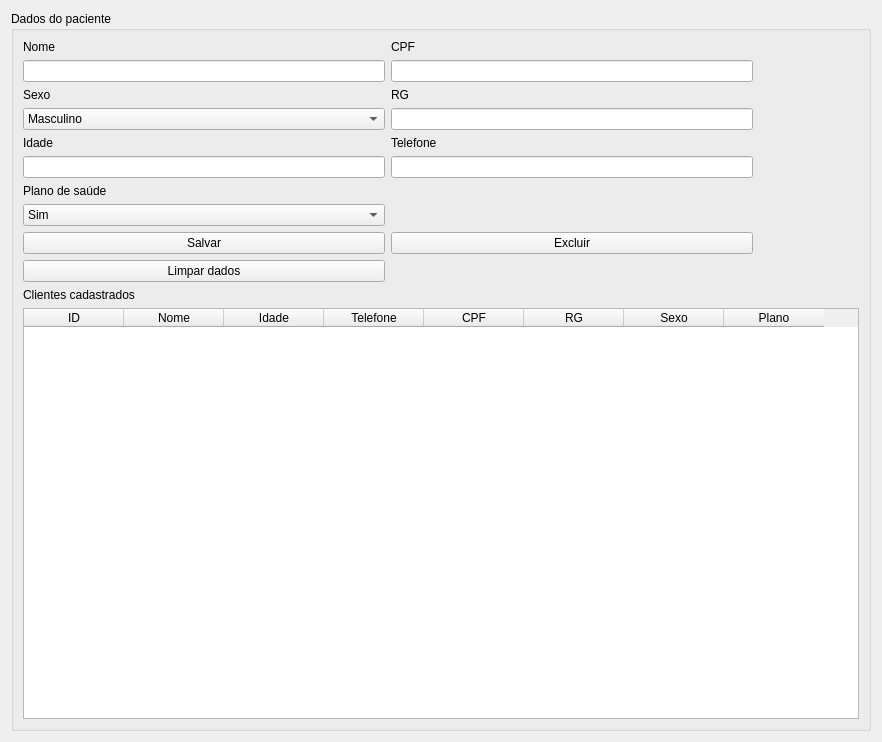
This is ui/cadastroC.ui in mateusangeli/PEPMED as Qt 5 draws it before an edit. The edited form follows.
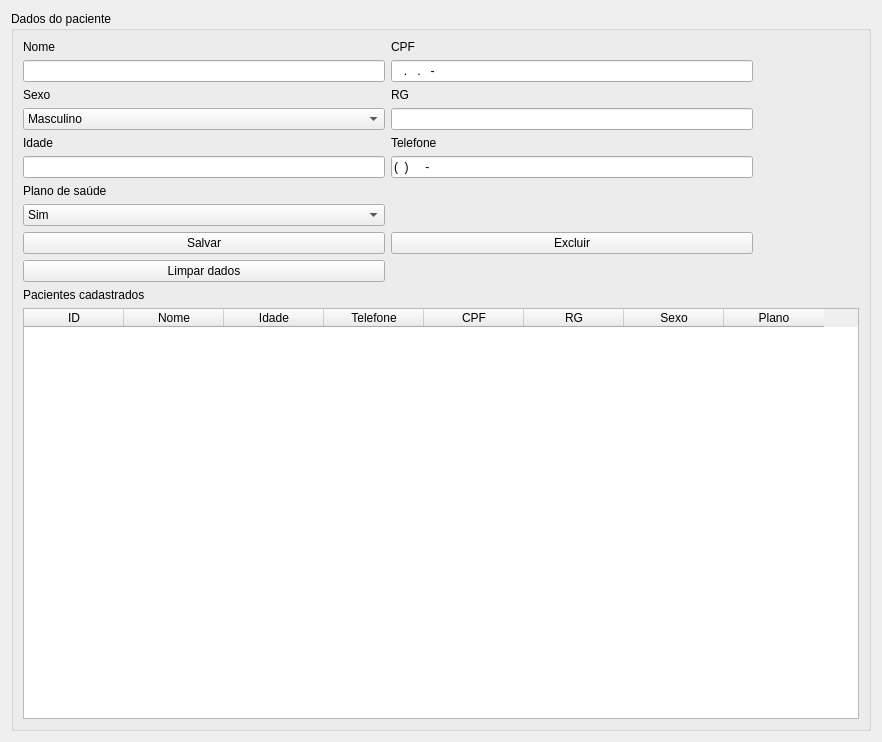
This is the edited form. Icons and pictures are not drawn.

What changed in the file:
```diff
--- a/ui/cadastroC.ui
+++ b/ui/cadastroC.ui
@@ -25,7 +25,11 @@
         <item>
          <layout class="QGridLayout" name="gridLayout">
           <item row="2" column="1">
-           <widget class="QLineEdit" name="cpf"/>
+           <widget class="QLineEdit" name="cpf">
+            <property name="inputMask">
+             <string>###.###.###-##</string>
+            </property>
+           </widget>
           </item>
           <item row="3" column="1">
            <widget class="QLabel" name="label_5">
@@ -97,7 +101,11 @@
            </widget>
           </item>
           <item row="7" column="1">
-           <widget class="QLineEdit" name="fone"/>
+           <widget class="QLineEdit" name="fone">
+            <property name="inputMask">
+             <string>(##)#####-####</string>
+            </property>
+           </widget>
           </item>
           <item row="4" column="0">
            <widget class="QComboBox" name="combo_sexo">
@@ -166,7 +174,7 @@
       <item>
        <widget class="QLabel" name="label_9">
         <property name="text">
-         <string>Clientes cadastrados</string>
+         <string>Pacientes cadastrados</string>
         </property>
        </widget>
       </item>
```
Left out of the diff: 12 changed lines with no effect on the pictures.
